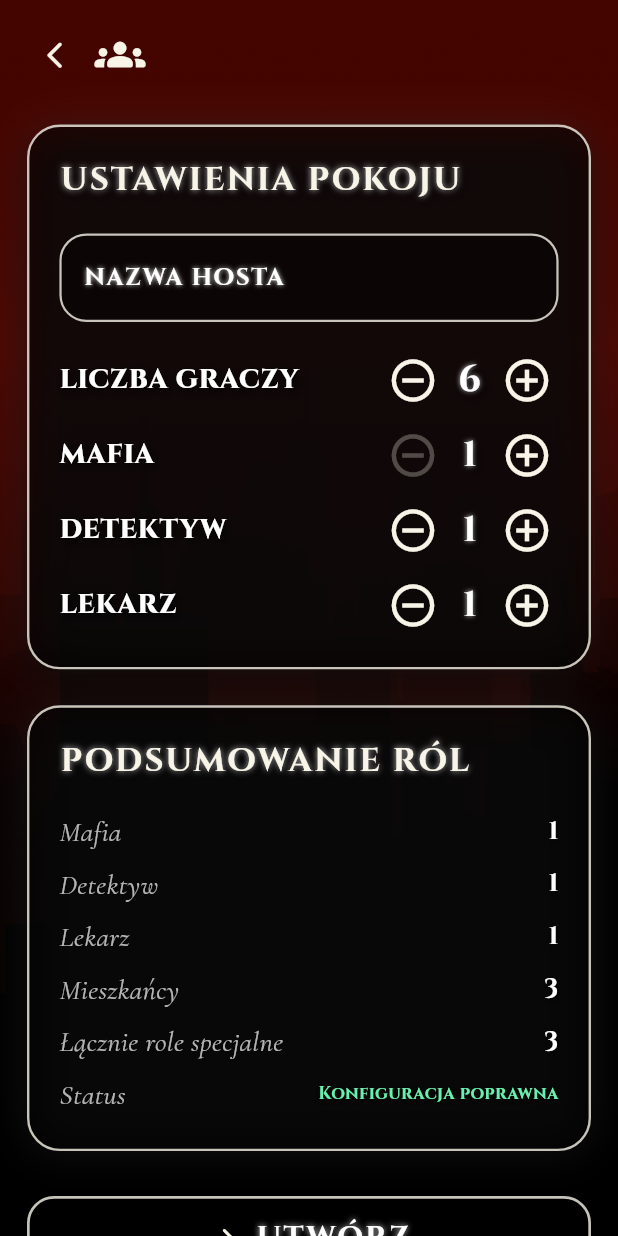
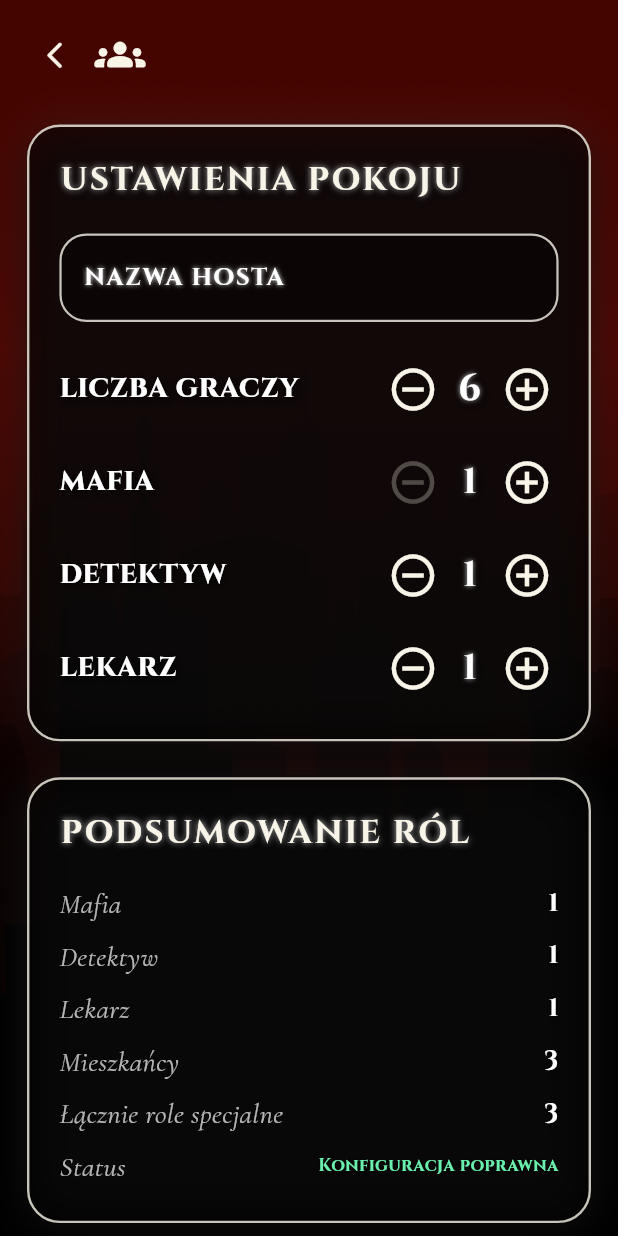
Before and after one commit to Bysky6711/6711, a Flutter app: the HostGameScreen screen opened directly, on a phone screen of 412 x 824 dp. Run offline on Flutter 3.47's test engine with Material 3 defaults, Android fonts, the phone set to English and light mode, and no system bars; our stand-ins replace google_fonts.

Commit message:
Odswiezenie ui2

```diff
--- a/lib/main.dart
+++ b/lib/main.dart
@@ -130,10 +130,13 @@ class MainMenuScreen extends StatelessWidget {
                           SizedBox(
                             height: Responsive.height(context) * 0.24,
                           ),
+
                           NeonMafiaTitle(
                             fontSize: Responsive.mainTitleSize(context),
                           ),
+
                           const SizedBox(height: 12),
+
                           Text(
                             'Work in progress',
                             textAlign: TextAlign.center,
@@ -156,9 +159,11 @@ class MainMenuScreen extends StatelessWidget {
                               ],
                             ),
                           ),
+
                           SizedBox(
                             height: Responsive.isSmall(context) ? 48 : 64,
                           ),
+
                           MafiaButton(
                             text: 'Hostuj',
                             icon: Icons.groups_rounded,
@@ -171,7 +176,9 @@ class MainMenuScreen extends StatelessWidget {
                               );
                             },
                           ),
+
                           const SizedBox(height: 16),
+
                           MafiaButton(
                             text: 'Dołącz do gry',
                             icon: Icons.login_rounded,
@@ -184,6 +191,7 @@ class MainMenuScreen extends StatelessWidget {
                               );
                             },
                           ),
+
                           SizedBox(
                             height: Responsive.height(context) * 0.14,
                           ),
@@ -388,9 +396,11 @@ class _HostGameScreenState extends State<HostGameScreen> {
                             showIcon: true,
                             largeIcon: true,
                           ),
+
                           SizedBox(
                             height: Responsive.isSmall(context) ? 20 : 28,
                           ),
+
                           MafiaPanel(
                             child: Column(
                               crossAxisAlignment: CrossAxisAlignment.start,
@@ -400,14 +410,18 @@ class _HostGameScreenState extends State<HostGameScreen> {
                                   icon: Icons.tune_rounded,
                                   showIcon: false,
                                 ),
+
                                 const SizedBox(height: 20),
+
                                 MafiaTextField(
                                   controller: hostNameController,
                                   label: 'Nazwa hosta',
                                   hint: 'np. Wiktor',
                                   mutedText: false,
                                 ),
+
                                 const SizedBox(height: 18),
+
                                 ConstrainedBox(
                                   constraints: const BoxConstraints(
                                     maxHeight: 245,
@@ -435,9 +449,11 @@ class _HostGameScreenState extends State<HostGameScreen> {
                               ],
                             ),
                           ),
+
                           SizedBox(
                             height: Responsive.isSmall(context) ? 18 : 24,
                           ),
+
                           MafiaPanel(
                             child: Column(
                               crossAxisAlignment: CrossAxisAlignment.start,
@@ -447,7 +463,9 @@ class _HostGameScreenState extends State<HostGameScreen> {
                                   icon: Icons.analytics_outlined,
                                   showIcon: false,
                                 ),
+
                                 const SizedBox(height: 18),
+
                                 ConstrainedBox(
                                   constraints: const BoxConstraints(
                                     maxHeight: 205,
@@ -467,9 +485,11 @@ class _HostGameScreenState extends State<HostGameScreen> {
                               ],
                             ),
                           ),
+
                           SizedBox(
                             height: Responsive.isSmall(context) ? 22 : 30,
                           ),
+
                           MafiaButton(
                             text: 'Utwórz',
                             icon: Icons.arrow_forward_rounded,
@@ -590,9 +610,11 @@ class _JoinGameScreenState extends State<JoinGameScreen> {
                             showIcon: true,
                             largeIcon: true,
                           ),
+
                           SizedBox(
                             height: Responsive.isSmall(context) ? 34 : 52,
                           ),
+
                           Text(
                             'Wejdź do miasta',
                             textAlign: TextAlign.center,
@@ -615,7 +637,9 @@ class _JoinGameScreenState extends State<JoinGameScreen> {
                               ],
                             ),
                           ),
+
                           const SizedBox(height: 10),
+
                           Text(
                             'Dołącz do pokoju gry',
                             textAlign: TextAlign.center,
@@ -626,9 +650,11 @@ class _JoinGameScreenState extends State<JoinGameScreen> {
                               letterSpacing: 0.8,
                             ),
                           ),
+
                           SizedBox(
                             height: Responsive.isSmall(context) ? 34 : 48,
                           ),
+
                           MafiaPanel(
                             child: Column(
                               crossAxisAlignment: CrossAxisAlignment.start,
@@ -638,14 +664,18 @@ class _JoinGameScreenState extends State<JoinGameScreen> {
                                   icon: Icons.person_outline_rounded,
                                   showIcon: false,
                                 ),
+
                                 const SizedBox(height: 22),
+
                                 MafiaTextField(
                                   controller: playerNameController,
                                   label: 'Nazwa gracza',
                                   hint: 'np. Wiktor',
                                   mutedText: true,
                                 ),
+
                                 const SizedBox(height: 18),
+
                                 MafiaTextField(
                                   controller: roomCodeController,
                                   label: 'Kod pokoju',
@@ -654,6 +684,7 @@ class _JoinGameScreenState extends State<JoinGameScreen> {
                                       TextCapitalization.characters,
                                   mutedText: true,
                                 ),
+
                                 if (errorMessage != null) ...[
                                   const SizedBox(height: 16),
                                   Text(
@@ -665,16 +696,20 @@ class _JoinGameScreenState extends State<JoinGameScreen> {
                                     ),
                                   ),
                                 ],
+
                                 const SizedBox(height: 20),
+
                                 const HelpHint(
                                   text: 'Kod pokoju otrzymasz od hosta.',
                                 ),
                               ],
                             ),
                           ),
+
                           SizedBox(
                             height: Responsive.isSmall(context) ? 28 : 40,
                           ),
+
                           MafiaButton(
                             text: 'Dołącz',
                             icon: Icons.arrow_forward_rounded,
@@ -769,9 +804,11 @@ class LobbyScreen extends StatelessWidget {
                             showTitle: true,
                             showIcon: false,
                           ),
+
                           SizedBox(
                             height: Responsive.isSmall(context) ? 18 : 28,
                           ),
+
                           MafiaPanel(
                             child: Column(
                               children: [
@@ -780,7 +817,9 @@ class LobbyScreen extends StatelessWidget {
                                   icon: Icons.key_rounded,
                                   showIcon: false,
                                 ),
+
                                 const SizedBox(height: 14),
+
                                 SelectableText(
                                   roomCode,
                                   textAlign: TextAlign.center,
@@ -803,7 +842,9 @@ class LobbyScreen extends StatelessWidget {
                                     ],
                                   ),
                                 ),
+
                                 const SizedBox(height: 10),
+
                                 Text(
                                   isHost
                                       ? 'Przekaż ten kod graczom.'
@@ -819,9 +860,11 @@ class LobbyScreen extends StatelessWidget {
                               ],
                             ),
                           ),
+
                           SizedBox(
                             height: Responsive.isSmall(context) ? 18 : 24,
                           ),
+
                           MafiaPanel(
                             child: Column(
                               crossAxisAlignment: CrossAxisAlignment.start,
@@ -847,7 +890,9 @@ class LobbyScreen extends StatelessWidget {
                                     ),
                                   ],
                                 ),
+
                                 const SizedBox(height: 16),
+
                                 ...players.map<Widget>((player) {
                                   final name = player['name'] as String;
                                   final playerIsHost =
@@ -858,6 +903,7 @@ class LobbyScreen extends StatelessWidget {
                                     isHost: playerIsHost,
                                   );
                                 }),
+
                                 if (players.length < maxPlayers)
                                   EmptyPlayerSlot(
                                     slotNumber: players.length + 1,
@@ -865,9 +911,11 @@ class LobbyScreen extends StatelessWidget {
                               ],
                             ),
                           ),
+
                           SizedBox(
                             height: Responsive.isSmall(context) ? 18 : 24,
                           ),
+
                           MafiaPanel(
                             child: Column(
                               crossAxisAlignment: CrossAxisAlignment.start,
@@ -877,7 +925,9 @@ class LobbyScreen extends StatelessWidget {
                                   icon: Icons.analytics_outlined,
                                   showIcon: false,
                                 ),
+
                                 const SizedBox(height: 18),
+
                                 ConstrainedBox(
                                   constraints: const BoxConstraints(
                                     maxHeight: 190,
@@ -908,9 +958,11 @@ class LobbyScreen extends StatelessWidget {
                               ],
                             ),
                           ),
+
                           SizedBox(
                             height: Responsive.isSmall(context) ? 26 : 36,
                           ),
+
                           if (isHost)
                             MafiaButton(
                               text: 'Start gry',
@@ -1311,8 +1363,10 @@ class CounterSetting extends StatelessWidget {
   Widget build(BuildContext context) {
     final small = Responsive.isSmall(context);
 
-    return SizedBox(
-      minHeight: small ? 48 : 54,
+    return ConstrainedBox(
+      constraints: BoxConstraints(
+        minHeight: small ? 48 : 54,
+      ),
       child: Row(
         crossAxisAlignment: CrossAxisAlignment.center,
         children: [
```
